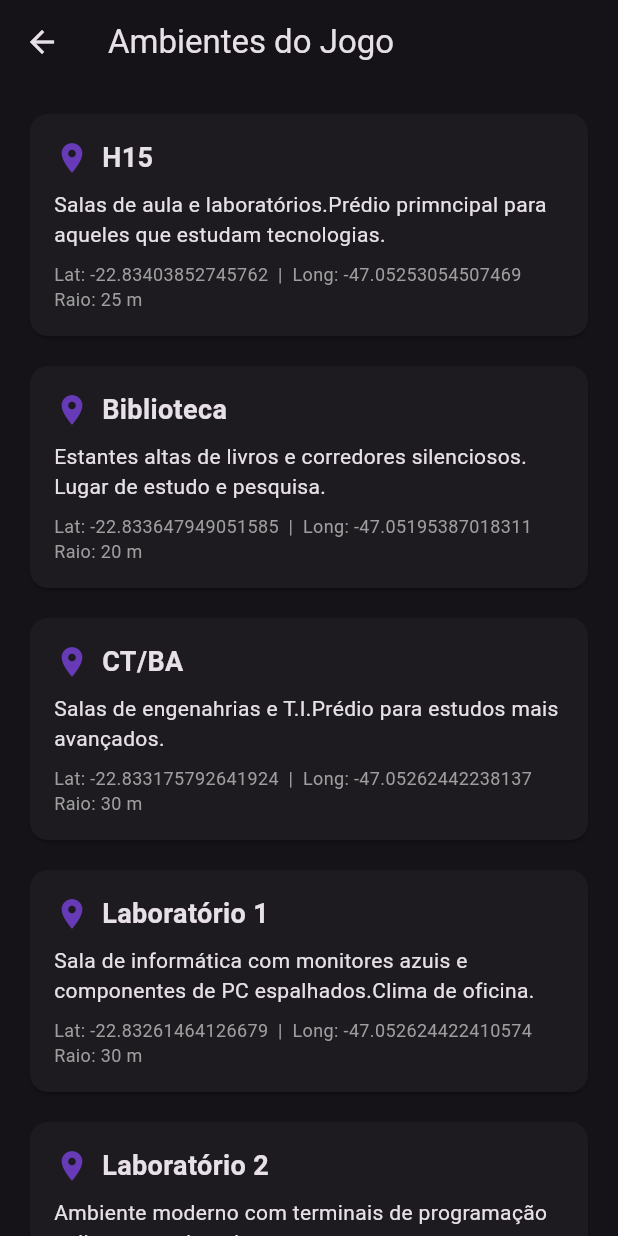
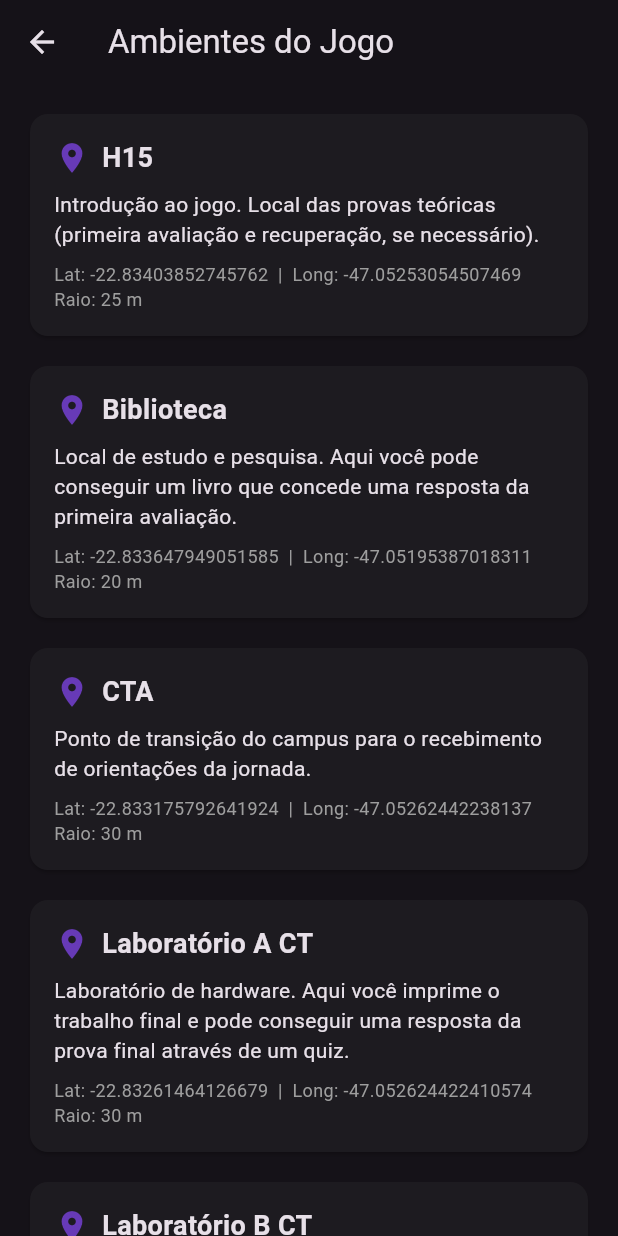
Before and after one commit to naylaizismendes/PI_3_0102_05, a Flutter app: the AmbientesScreen screen opened directly, on a phone screen of 412 x 824 dp. Run offline on Flutter 3.47's test engine with Material 3 defaults, Android fonts, the phone set to English and light mode, and no system bars; our stand-ins replace geolocator.

Commit message:
[PI316] | correcao das descrições dos ambientes

```diff
--- a/lib/data/ambientes_mock.dart
+++ b/lib/data/ambientes_mock.dart
@@ -4,8 +4,7 @@ const List<Ambiente> ambientesMock = [
   Ambiente(
     id: 'h15',
     nome: 'H15',
-    descricao: 'Salas de aula e laboratórios.'
-        'Prédio primncipal para aqueles que estudam tecnologias.',
+    descricao: 'Introdução ao jogo. Local das provas teóricas (primeira avaliação e recuperação, se necessário).',
     latitude: -22.83403852745762,
     longitude: -47.05253054507469,
     raioMetros: 25,
@@ -13,36 +12,31 @@ const List<Ambiente> ambientesMock = [
   Ambiente(
     id: 'biblioteca',
     nome: 'Biblioteca',
-    descricao: 'Estantes altas de livros e corredores silenciosos. '
-        'Lugar de estudo e pesquisa.',
+    descricao: 'Local de estudo e pesquisa. Aqui você pode conseguir um livro que concede uma resposta da primeira avaliação.',
     latitude: -22.833647949051585,
     longitude: -47.05195387018311,
     raioMetros: 20,
   ),
   Ambiente(
-    id: 'cta_ba',
-    nome: 'CT/BA',
-    descricao: 'Salas de engenahrias e T.I.'
-        'Prédio para estudos mais avançados.',
+    id: 'cta',
+    nome: 'CTA',
+    descricao: 'Ponto de transição do campus para o recebimento de orientações da jornada.',
     latitude: -22.833175792641924,
     longitude: -47.05262442238137,
     raioMetros: 30,
   ),
   Ambiente(
-    id: 'lab_1',
-    nome: 'Laboratório 1',
-    descricao:
-        'Sala de informática com monitores azuis e componentes de PC espalhados.'
-        'Clima de oficina.',
+    id: 'lab_a',
+    nome: 'Laboratório A CT',
+    descricao: 'Laboratório de hardware. Aqui você imprime o trabalho final e pode conseguir uma resposta da prova final através de um quiz.',
     latitude: -22.83261464126679,
     longitude: -47.052624422410574,
     raioMetros: 30,
   ),
   Ambiente(
-    id: 'lab_2',
-    nome: 'Laboratório 2',
-    descricao:
-        'Ambiente moderno com terminais de programação e diagramas de rede. ',
+    id: 'lab_b',
+    nome: 'Laboratório B CT',
+    descricao: 'Laboratório de software. Aqui você entrega o celular de um NPC e pode obter uma resposta da prova final através de um quiz.',
     latitude: -22.832641833677098,
     longitude: -47.0528980077,
     raioMetros: 35,
@@ -50,8 +44,7 @@ const List<Ambiente> ambientesMock = [
   Ambiente(
     id: 'auditorio',
     nome: 'Auditório',
-    descricao:
-        'Palco imponente com iluminação focada. Clima de julgamento solene. ',
+    descricao: 'Palco da prova final e dos cenários de desfecho.',
     latitude: -22.833144825588214,
     longitude: -47.053164815129875,
     raioMetros: 35,
```
